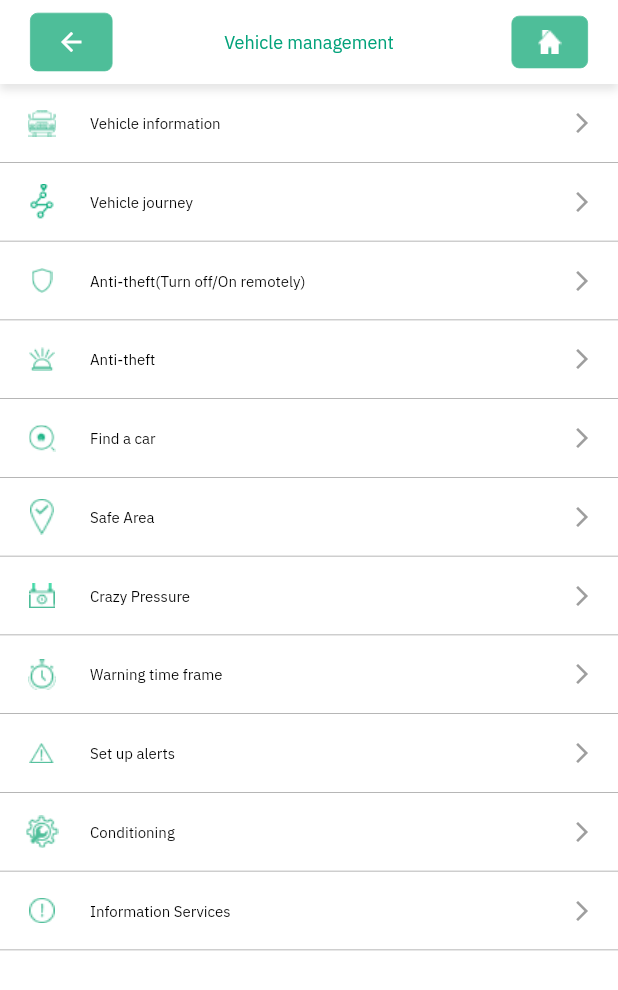
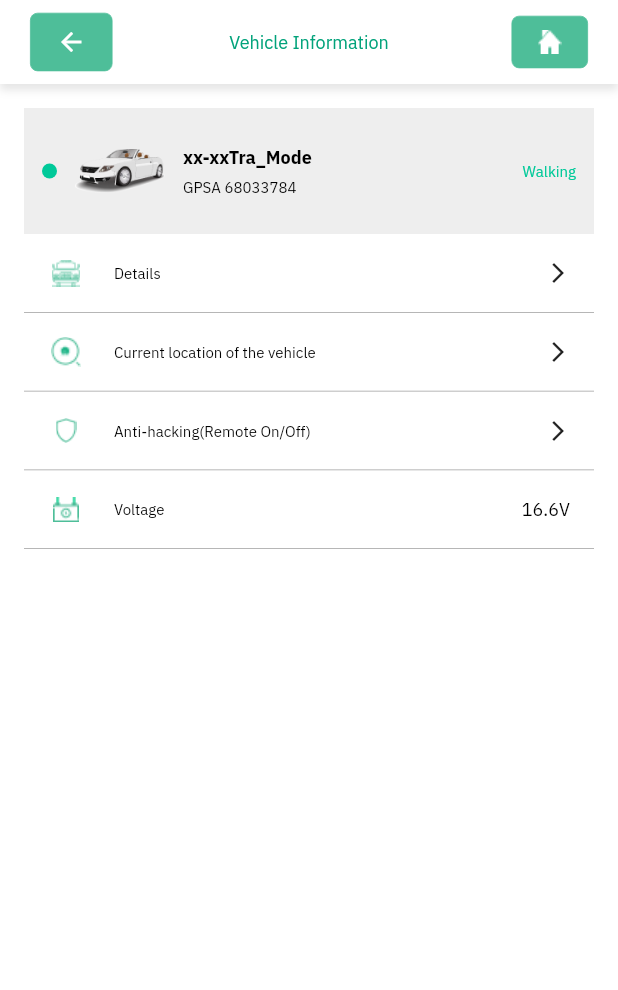
Before and after one commit to Vos247/flutter_app_demo, a Flutter app: the VehicleManagement screen opened directly, after a tap on "Vehicle information", on a phone screen of 412 x 824 dp. Shown: the top 990 px of the screen. Run offline on Flutter 3.47's test engine with Material 3 defaults, Android fonts, the phone set to English and light mode, and no system bars; our stand-ins replace flutter_screenutil, geolocator, get, google_maps_flutter, intl_phone_field, shared_preferences and 1 more; missing offline and left inert: mobile_scanner; accounts and stored records are empty.

Commit message:
options vehicle information and details

```diff
--- a/lib/screens/pages/menuDropdown/manageRooms/options/input_options.dart
+++ b/lib/screens/component/common/VehicleManagement/input_options.dart
@@ -2,14 +2,16 @@ import 'package:flutter/material.dart';
 import 'package:flutter_app_demo/screens/component/fonts/fonts.dart';
 
 class RowInput extends StatelessWidget {
-  final Widget icon;
+  final Widget? icon;
   final String title;
+  final Widget? trailing;
   final VoidCallback? onTap;
 
   const RowInput({
     super.key,
-    required this.icon,
+    this.icon,
     required this.title,
+    this.trailing,
     this.onTap,
   });
 
@@ -26,11 +28,9 @@ class RowInput extends StatelessWidget {
           mainAxisAlignment: MainAxisAlignment.spaceBetween,
           crossAxisAlignment: CrossAxisAlignment.center,
           children: [
-               SizedBox(
-                width: 24,
-                height: 24,
-                child: Center(child: icon)
-               ),
+            if (icon != null) ...[
+              SizedBox(width: 24, height: 24, child: Center(child: icon)),
+            ],
             const SizedBox(width: 20),
             Expanded(
               child: Text(
@@ -40,7 +40,7 @@ class RowInput extends StatelessWidget {
                 maxLines: 1,
               ),
             ),
-            const Icon(Icons.arrow_forward_ios, size: 16, color: Colors.grey),
+            trailing ?? const Icon(Icons.arrow_forward_ios, size: 16),
           ],
         ),
       ),
--- /dev/null
+++ b/lib/screens/component/common/VehicleManagement/vehicleCard.dart
@@ -0,0 +1,69 @@
+import 'package:flutter/material.dart';
+import 'package:flutter_app_demo/screens/component/fonts/fonts.dart';
+
+class VehicleCard extends StatelessWidget {
+  const VehicleCard({super.key});
+
+  @override
+  Widget build(BuildContext context) {
+    return Container(
+      padding: const EdgeInsets.all(12),
+      color: Colors.grey[200],
+      child: Row(
+        crossAxisAlignment: CrossAxisAlignment.center,
+        children: [
+          Row(
+            children: [
+              Container(
+                width: 10,
+                height: 10,
+                decoration: const BoxDecoration(
+                  shape: BoxShape.circle,
+                  color: Color(0xFF00C999),
+                ),
+              ),
+            ],
+          ),
+          const SizedBox(width: 12),
+          Expanded(
+            child: Row(
+              children: [
+                Stack(
+                  alignment: Alignment.bottomRight,
+                ),
+                Image.asset(
+                  'assets/images/Frame-3.png',
+                  width: 60,
+                  height: 60,
+                  fit: BoxFit.contain,
+                ),
+                const SizedBox(width: 12),
+                // Text section
+                Expanded(
+                  child: Column(
+                    crossAxisAlignment: CrossAxisAlignment.start,
+                    children: const [
+                      Text(
+                        'xx-xxTra_Mode',
+                        style: AppTextStyles.size12W700Black
+                      ),
+                      SizedBox(height: 4),
+                      Text(
+                        'GPSA 68033784',
+                        style: AppTextStyles.size10W400Black
+                      ),
+                    ],
+                  ),
+                ),
+                const Text(
+                  'Walking',
+                  style: AppTextStyles.size10W400Green,
+                ),
+              ],
+            ),
+          ),
+        ],
+      ),
+    );
+  }
+}
--- a/lib/screens/component/fonts/fonts.dart
+++ b/lib/screens/component/fonts/fonts.dart
@@ -99,10 +99,24 @@ class AppTextStyles {
     fontWeight: FontWeight.w700,
     letterSpacing: 0,
   );
+      static const TextStyle size12W700Black = TextStyle(
+    fontFamily: 'IBMPlexSans',
+    fontSize: 12,
+    color: Color(0xFF000000),
+    fontWeight: FontWeight.w700,
+    letterSpacing: 0,
+  );
   static const TextStyle size12W400 = TextStyle(
     fontFamily: 'IBMPlexSans',
     fontSize: 12,
     color: Color(0xFFFFFFFF),
+    fontWeight: FontWeight.w400,
+    letterSpacing: 0,
+  );
+    static const TextStyle size12W400Black = TextStyle(
+    fontFamily: 'IBMPlexSans',
+    fontSize: 12,
+    color: Color(0xFF000000),
     fontWeight: FontWeight.w400,
     letterSpacing: 0,
   );
@@ -117,6 +131,13 @@ class AppTextStyles {
     fontFamily: 'IBMPlexSans',
     fontSize: 10,
     color: Color(0xFFFFFFFF),
+    fontWeight: FontWeight.w400,
+    letterSpacing: 0,
+  );
+  static const TextStyle size10W400Green = TextStyle(
+    fontFamily: 'IBMPlexSans',
+    fontSize: 10,
+    color: Color(0xFF00C999),
     fontWeight: FontWeight.w400,
     letterSpacing: 0,
   );
--- a/lib/screens/pages/menuDropdown/manageRooms/Vehicle_management.dart
+++ b/lib/screens/pages/menuDropdown/manageRooms/Vehicle_management.dart
@@ -1,7 +1,8 @@
 import 'package:flutter/material.dart';
 import 'package:flutter_app_demo/screens/component/common/navbar.dart';
 import 'package:flutter_app_demo/screens/component/common/bordered_button.dart';
-import 'package:flutter_app_demo/screens/pages/menuDropdown/manageRooms/options/input_options.dart';
+import 'package:flutter_app_demo/screens/pages/menuDropdown/manageRooms/vehicle_information.dart';
+import 'package:flutter_app_demo/screens/component/common/VehicleManagement/input_options.dart';
 class VehicleManagement extends StatefulWidget{
   const VehicleManagement({super.key});
   @override
@@ -30,7 +31,11 @@ class _VehicleManagementState extends State<VehicleManagement> {
         children: [
           RowInput(icon: Image.asset('assets/images/VehicleInformation.png',width: 19,height: 18),
           title: ('Vehicle information'),
-          onTap: () => {},
+          onTap: () {
+            Navigator.push(context,
+            MaterialPageRoute(builder: (context) => VehicleInformation()),
+            );
+          },
           ),
           RowInput(icon: Image.asset('assets/images/Vehiclejourney.png',width: 22,height: 25),
           title: ('Vehicle journey'),
--- a/lib/screens/pages/menuDropdown/manageRooms/more_RoomsMap.dart
+++ b/lib/screens/pages/menuDropdown/manageRooms/more_RoomsMap.dart
@@ -4,7 +4,7 @@ import 'package:flutter/material.dart';
 import 'package:flutter_app_demo/screens/component/common/navbar.dart';
 import 'package:flutter_app_demo/screens/component/common/bordered_button.dart';
 import 'package:flutter_app_demo/screens/component/fonts/fonts.dart';
-import 'package:flutter_app_demo/screens/pages/menuDropdown/manageRooms/Vehicle_management.dart';
+import 'package:flutter_app_demo/screens/pages/menuDropdown/manageRooms/vehicle_management.dart';
 import 'package:google_maps_flutter/google_maps_flutter.dart';
 import 'package:flutter_app_demo/constants/color_palatte.dart';
 import 'package:geolocator/geolocator.dart';
--- /dev/null
+++ b/lib/screens/pages/menuDropdown/manageRooms/vehicle_information.dart
@@ -0,0 +1,63 @@
+import 'package:flutter/material.dart';
+import 'package:flutter_app_demo/screens/component/common/navbar.dart';
+import 'package:flutter_app_demo/screens/component/common/bordered_button.dart';
+import 'package:flutter_app_demo/screens/component/fonts/fonts.dart';
+import 'package:flutter_app_demo/screens/component/common/VehicleManagement/input_options.dart';
+import 'package:flutter_app_demo/screens/component/common/VehicleManagement/vehicleCard.dart';
+import 'package:flutter_app_demo/screens/pages/menuDropdown/manageRooms/detail_Vehicle.dart';
+
+class VehicleInformation extends StatefulWidget{
+  const VehicleInformation({super.key});
+  @override
+  State<VehicleInformation> createState() => _VehicleInformationState();
+}
+class _VehicleInformationState extends State<VehicleInformation> {
+  @override
+  Widget build(BuildContext context) {
+    return Scaffold(
+      backgroundColor: Colors.white,
+       appBar: CommonNavbar(
+        title: 'Vehicle Information',
+        actions: [
+          BorderedIconButton(
+            icon: Image.asset(
+              'assets/images/house.png',
+              height: 16,
+              width: 16,
+            ),
+            padding: EdgeInsets.symmetric(horizontal: 17, vertical: 9),
+            onPressed: () {},
+          ),
+        ],
+      ),
+      body: ListView(
+        padding: const EdgeInsets.all(16),
+        children: [
+          VehicleCard(),
+          RowInput(icon: Image.asset('assets/images/VehicleInformation.png',width: 19,height: 18),
+          title: ('Details'),
+          onTap: () => {
+             Navigator.push(context,
+            MaterialPageRoute(builder: (context) => DetailVehicle()),
+            )
+          },
+          ),
+          RowInput(icon: Image.asset('assets/images/currentLocation.png',width: 22,height: 25),
+          title: ('Current location of the vehicle'),
+          onTap: () => {},
+          ),
+          RowInput(icon: Image.asset('assets/images/Anticheat.png',width: 14,height: 17),
+          title: ('Anti-hacking(Remote On/Off)'),
+          onTap: () => {},
+          ),
+          RowInput(icon:
+          Image.asset('assets/images/voltage.png',width: 17,height: 17),
+          title: ('Voltage'),
+          trailing: Text('16.6V', style: AppTextStyles.size12W400Black,),
+          onTap: () => {},
+          ),
+        ],
+      ),
+    );
+  }
+}
```
Also changed, not shown: lib/screens/pages/menuDropdown/manageRooms/detail_Vehicle.dart (added, +115 -0 lines), assets/images/currentLocation.png (added), assets/images/voltage.png (added), 2 other files. Lines whose indentation alone changed are shown as unchanged.
